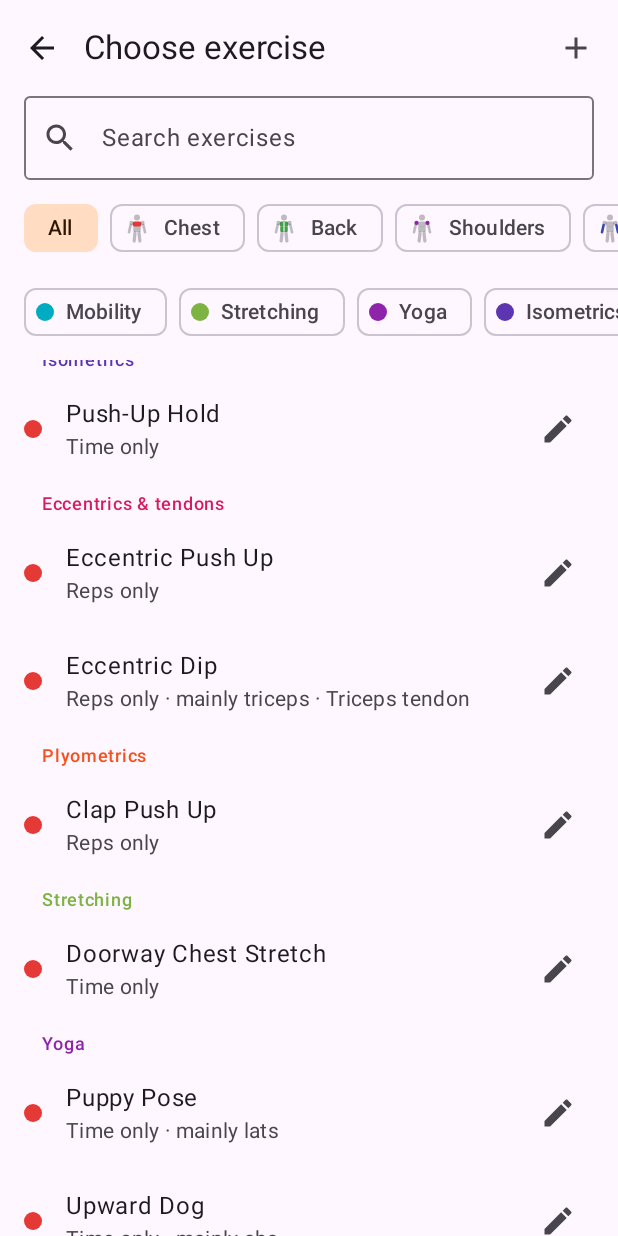
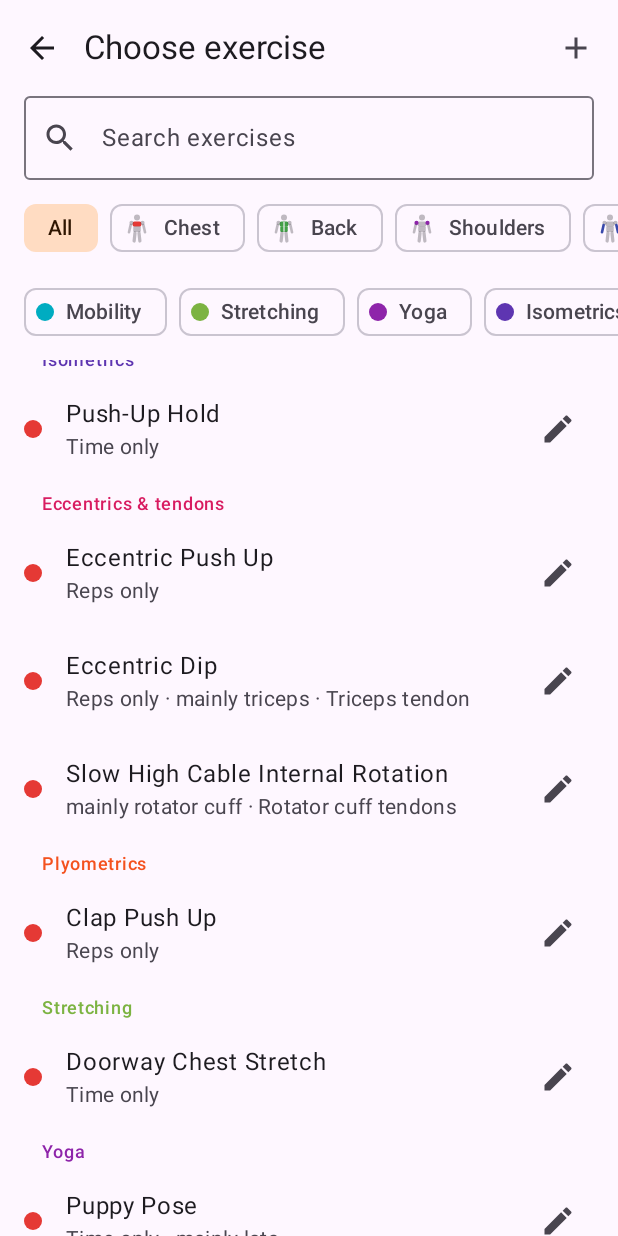
Before and after one commit to KerimKolberg/Fitness-app, an Android app built with Jetpack Compose: the ExercisePickerScreen screen opened through its navigation route, scrolled down 1226 dp, on a phone screen of 412 x 824 dp. Run offline under Robolectric (Android 15) with nearby library versions, the phone set to English and light mode, and no system bars; our stand-ins replace Room's generated code.

Commit message:
Supersets of up to 12 exercises; KK Upper and Lower body plans
- A superset can hold 12 exercises (was 6), so tendon work fits in a block
- Starter plans "KK Upper body" and "KK Lower body": each block a 3-round
  superset, with sets, reps and weights for exercises that have no set plan
- New exercises from those plans: half-crimp and open-hand hangs, slow cable
  external rotation, slow high cable external and internal rotations, band
  internal rotation hold, overhead cable triceps extension, sit-up (with
  their tendons)

Co-Authored-By: Claude Opus 5.5 <noreply@anthropic.com>
Claude-Session: https://claude.ai/code/session_01LBqbNx6x3Hg1wQCR6Wcf1k

```diff
--- a/app/src/main/java/com/kkfittracking/data/BuiltInTendons.kt
+++ b/app/src/main/java/com/kkfittracking/data/BuiltInTendons.kt
@@ -47,9 +47,10 @@ object BuiltInTendons {
             "Hip Airplane", "Single-Leg Glute Bridge", "Glute Bridge Hold", "Side Plank",
         ),
         Tendon.ROTATOR_CUFF to listOf(
-            "Side-Lying External Rotation", "90/90 External Rotation Hold", "Prone Y-T-W Raise", "Band Pull-Apart",
-            "Sleeper Stretch", "Wall Slide", "Cable External Rotation", "Eccentric External Rotation",
-            "Shoulder CARs", "Face Pull",
+            "Slow Cable External Rotation", "Slow High Cable External Rotation", "Slow High Cable Internal Rotation",
+            "Band Internal Rotation Hold", "Side-Lying External Rotation", "90/90 External Rotation Hold",
+            "Prone Y-T-W Raise", "Band Pull-Apart", "Sleeper Stretch", "Wall Slide", "Cable External Rotation",
+            "Eccentric External Rotation", "Shoulder CARs", "Face Pull",
         ),
         Tendon.BICEPS to listOf(
             "Lock-Off Hold", "Eccentric Barbell Curl", "Isometric Curl Hold", "Incline Dumbbell Curl",
@@ -62,10 +63,13 @@ object BuiltInTendons {
             "Reverse Tyler Twist", "Wrist Roller", "Dumbbell Pronation-Supination", "Eccentric Wrist Flexion",
             "Wrist Curl", "Wrist Flexor Stretch",
         ),
-        Tendon.TRICEPS to listOf("Eccentric Dip", "Parallel Bar Triceps Dip", "EZ-Bar Skullcrusher"),
+        Tendon.TRICEPS to listOf(
+            "Overhead Cable Triceps Extension", "Eccentric Dip", "Parallel Bar Triceps Dip", "EZ-Bar Skullcrusher",
+        ),
         Tendon.FINGER_FLEXORS to listOf(
-            "Hangboard Hang", "No-Hang Lift", "Campus Board", "Rice Bucket", "Bouldering", "Lock-Off Hold",
-            "Dead Hang", "Towel Hang", "Plate Pinch Hold", "Flexed-Arm Hang", "Climbing",
+            "Half-Crimp Hang", "Open-Hand Hang", "Hangboard Hang", "No-Hang Lift", "Campus Board", "Rice Bucket",
+            "Bouldering", "Lock-Off Hold", "Dead Hang", "Towel Hang", "Plate Pinch Hold", "Flexed-Arm Hang",
+            "Climbing",
         ),
     )
 
--- a/app/src/main/java/com/kkfittracking/model/Models.kt
+++ b/app/src/main/java/com/kkfittracking/model/Models.kt
@@ -132,7 +132,7 @@ data class PlannedExercise(
 )
 
 /** Supersets can hold at most this many exercises. */
-const val MAX_SUPERSET_SIZE = 6
+const val MAX_SUPERSET_SIZE = 12
 
 /** All sets of one exercise on one date, used for history and "last time" hints. */
 data class HistorySession(
--- a/app/src/main/java/com/kkfittracking/ui/workout/WorkoutScreen.kt
+++ b/app/src/main/java/com/kkfittracking/ui/workout/WorkoutScreen.kt
@@ -65,6 +65,7 @@ import androidx.lifecycle.viewmodel.compose.viewModel
 import com.kkfittracking.model.Block
 import com.kkfittracking.model.DayExercise
 import com.kkfittracking.model.GameStats
+import com.kkfittracking.model.MAX_SUPERSET_SIZE
 import com.kkfittracking.model.Routine
 import com.kkfittracking.model.UnitSystem
 import com.kkfittracking.model.dayCompletion
@@ -150,7 +151,7 @@ fun WorkoutScreen(
                             DropdownMenu(expanded = menuOpen, onDismissRequest = { menuOpen = false }) {
                                 val close = { menuOpen = false }
                                 MenuItem("Add a plan to this day", close) { choosingRoutine = true }
-                                MenuItem("New superset (2–6 exercises)", close) { onNewSuperset(state.date) }
+                                MenuItem("New superset (2–$MAX_SUPERSET_SIZE exercises)", close) { onNewSuperset(state.date) }
                                 if (state.exercises.size >= 2) {
                                     MenuItem("+Super-sets", close) { onSupersets(state.date) }
                                 }
```
Also changed, not shown: app/src/main/java/com/kkfittracking/data/BuiltInExercises.kt (+16 -0 lines), app/src/main/java/com/kkfittracking/data/RoutineRepository.kt (+17 -6 lines), app/src/main/java/com/kkfittracking/data/StarterPlans.kt (+65 -1 lines), 4 other files.
